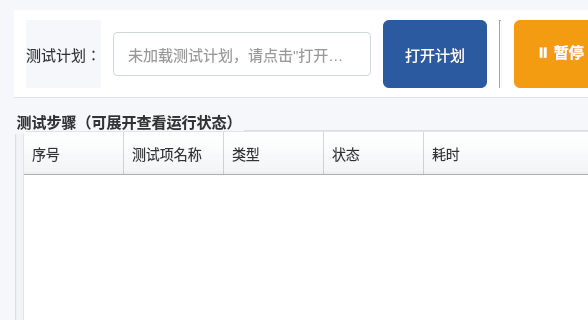
This is UI/execute_page.ui - 执行页面.ui in wjiahang423-lab/Test_management_sw as Qt 5 draws it before an edit; both pictures show x 0 to 588 and y 0 to 320 of the 1280 by 800 pixel window. The edited form follows.
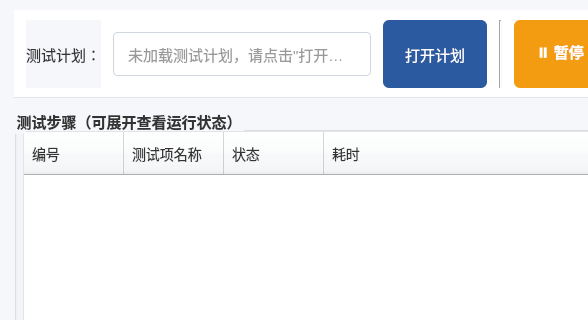
This is the edited form.

Patch:
```diff
--- a/UI/execute_page.ui - 执行页面.ui
+++ b/UI/execute_page.ui - 执行页面.ui
@@ -301,7 +301,7 @@
           </property>
            <column>
             <property name="text">
-             <string>序号</string>
+             <string>编号</string>
             </property>
             <property name="width">
              <number>70</number>
@@ -315,14 +315,6 @@
              <number>300</number>
             </property>
            </column>
-           <column>
-            <property name="text">
-             <string>类型</string>
-            </property>
-            <property name="width">
-             <number>120</number>
-            </property>
-           </column>
            <column>
             <property name="text">
              <string>状态</string>
```
Left out of the diff: 2 changed lines with no effect on the pictures.
